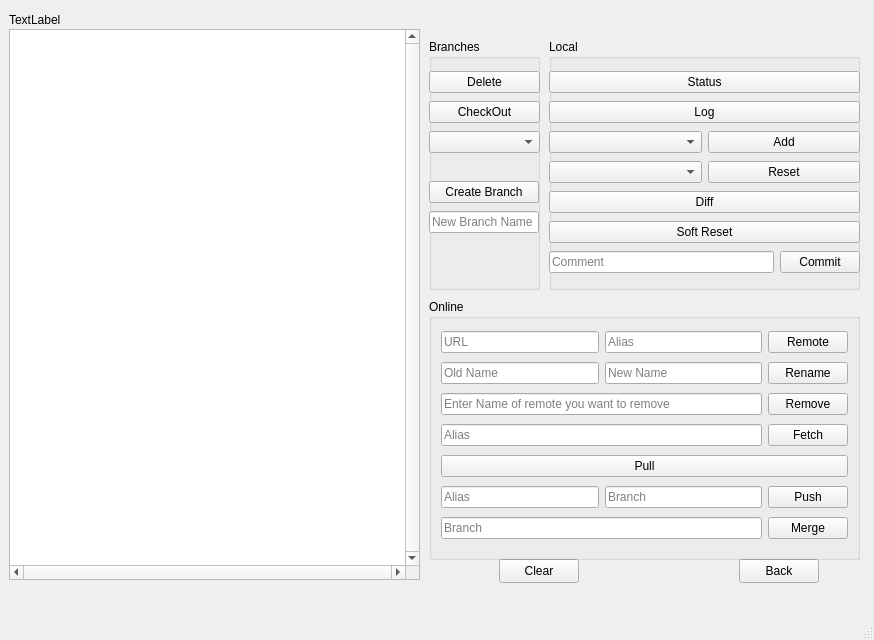
Old version of the form GIT/mainwindow.ui in the repository Abdulrhman-Nasser/GIT-GUI.
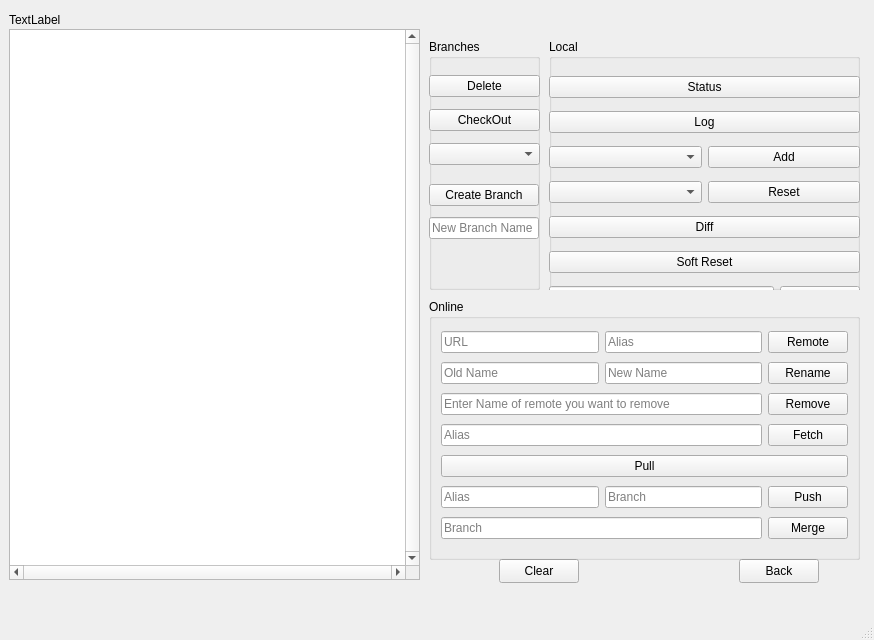
New version of the form. The open tabs and pages were chosen to show the change.

Patch:
```diff
--- a/GIT/mainwindow.ui
+++ b/GIT/mainwindow.ui
@@ -225,7 +225,7 @@
            <x>0</x>
            <y>30</y>
            <width>311</width>
-           <height>212</height>
+           <height>253</height>
           </rect>
          </property>
          <layout class="QVBoxLayout" name="verticalLayout_2">
@@ -478,7 +478,7 @@
            <x>0</x>
            <y>30</y>
            <width>111</width>
-           <height>86</height>
+           <height>102</height>
           </rect>
          </property>
          <layout class="QVBoxLayout" name="verticalLayout_4">
@@ -507,7 +507,7 @@
            <x>0</x>
            <y>140</y>
            <width>110</width>
-           <height>56</height>
+           <height>66</height>
           </rect>
          </property>
          <layout class="QVBoxLayout" name="verticalLayout_5">
```
Left out of the diff: 44 changed lines with no effect on the pictures.
